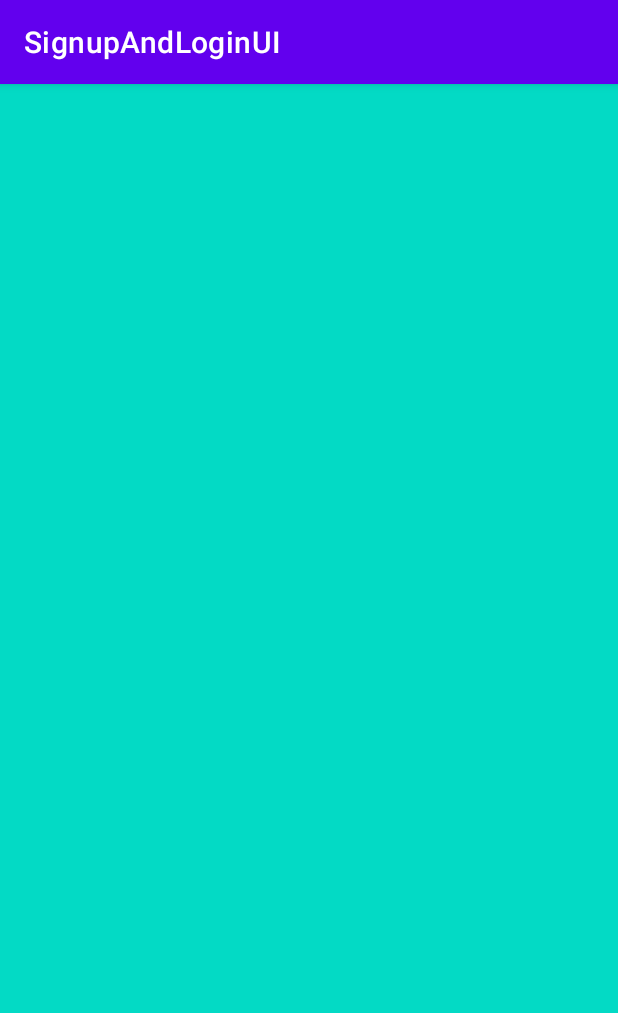
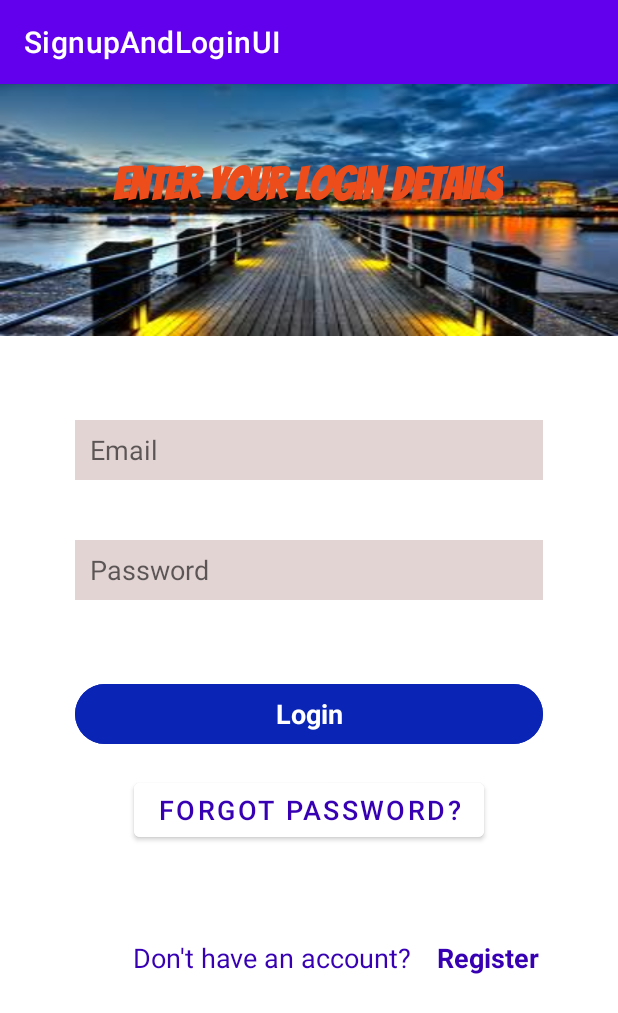
Before and after one commit to alfred-dev21/SignupAndLoginUI, an Android app: the SignInActivity screen opened directly, with no data from a screen before it, on a phone screen of 412 x 824 dp. Shown: the top 1013 px of the screen. Run offline under Robolectric (Android 15) with nearby library versions, the light colour scheme and no system bars.

Commit message:
designed a simple login ui without any responsiveness of components.

```diff
--- a/app/src/main/res/layout/activity_sign_in.xml
+++ b/app/src/main/res/layout/activity_sign_in.xml
@@ -4,7 +4,120 @@
     xmlns:tools="http://schemas.android.com/tools"
     android:layout_width="match_parent"
     android:layout_height="match_parent"
-    tools:context=".login.SignInActivity"
-    android:background="@color/teal_200">
+    tools:context=".login.SignInActivity">
+
+    <ImageView
+        android:id="@+id/b12Image"
+        android:layout_width="match_parent"
+        android:layout_height="wrap_content"
+        android:scaleType="fitXY"
+        android:src="@drawable/background1"
+        app:layout_constraintEnd_toEndOf="parent"
+        app:layout_constraintHorizontal_bias="0.0"
+        app:layout_constraintStart_toStartOf="parent"
+        app:layout_constraintTop_toTopOf="parent" />
+
+    <TextView
+        android:layout_width="wrap_content"
+        android:layout_height="wrap_content"
+        android:layout_marginTop="16dp"
+        android:fontFamily="@font/bangers"
+        android:text="Enter your login details"
+        android:textColor="#EC4D1B"
+        android:textSize="30sp"
+        android:textStyle="bold"
+        app:layout_constraintBottom_toBottomOf="@+id/b12Image"
+        app:layout_constraintEnd_toEndOf="parent"
+        app:layout_constraintHorizontal_bias="0.496"
+        app:layout_constraintStart_toStartOf="@+id/b12Image"
+        app:layout_constraintTop_toTopOf="parent"
+        app:layout_constraintVertical_bias="0.191" />
+
+    <EditText
+        android:id="@+id/inputEmail"
+        android:layout_width="match_parent"
+        android:layout_marginHorizontal="50sp"
+        android:layout_height="40sp"
+        android:layout_marginTop="56dp"
+        android:background="#E3D4D4"
+        android:paddingLeft="10sp"
+        android:ems="10"
+        android:hint="Email"
+        android:inputType="textEmailAddress"
+        app:layout_constraintEnd_toEndOf="parent"
+        app:layout_constraintStart_toStartOf="parent"
+        app:layout_constraintTop_toBottomOf="@+id/b12Image" />
+
+    <EditText
+        android:id="@+id/inputPassword"
+        android:layout_width="match_parent"
+        android:layout_marginHorizontal="50sp"
+        android:layout_height="40sp"
+        android:layout_marginTop="40dp"
+        android:background="#E3D4D4"
+        android:paddingLeft="10sp"
+        android:ems="10"
+        android:hint="Password"
+        android:inputType="textPassword"
+        app:layout_constraintEnd_toEndOf="parent"
+        app:layout_constraintStart_toStartOf="parent"
+        app:layout_constraintTop_toBottomOf="@+id/inputEmail" />
+
+    <Button
+        android:id="@+id/button"
+        style="@style/Widget.Material3.Button"
+        android:layout_width="match_parent"
+        android:layout_height="wrap_content"
+        android:layout_marginHorizontal="50sp"
+        android:layout_marginTop="52dp"
+        android:backgroundTint="#0A24B5"
+        android:text="Login"
+        android:textSize="18sp"
+        android:textStyle="bold"
+        app:layout_constraintEnd_toEndOf="parent"
+        app:layout_constraintStart_toStartOf="parent"
+        app:layout_constraintTop_toBottomOf="@+id/inputPassword" />
+
+    <Button
+        android:id="@+id/forgotPassword"
+        android:layout_width="wrap_content"
+        android:layout_height="wrap_content"
+        android:layout_marginTop="16dp"
+        android:backgroundTint="@color/white"
+        android:text="Forgot Password?"
+        android:textColor="@color/purple_700"
+        android:textSize="18sp"
+        app:layout_constraintEnd_toEndOf="parent"
+        app:layout_constraintStart_toStartOf="parent"
+        app:layout_constraintTop_toBottomOf="@+id/button" />
+
+    <TextView
+        android:id="@+id/textView"
+        android:layout_width="wrap_content"
+        android:layout_height="wrap_content"
+        android:text="Don't have an account?"
+        android:textColor="@color/purple_700"
+        android:textSize="18sp"
+        app:layout_constraintBottom_toBottomOf="parent"
+        app:layout_constraintEnd_toStartOf="@+id/txtRegister"
+        app:layout_constraintHorizontal_bias="0.842"
+        app:layout_constraintStart_toStartOf="parent"
+        app:layout_constraintTop_toBottomOf="@+id/forgotPassword"
+        app:layout_constraintVertical_bias="0.264" />
+
+    <TextView
+        android:id="@+id/txtRegister"
+        android:layout_width="wrap_content"
+        android:layout_height="wrap_content"
+        android:text="Register"
+        android:textColor="@color/purple_700"
+        android:textSize="18sp"
+        android:textStyle="bold"
+        app:layout_constraintBottom_toBottomOf="@+id/textView"
+        app:layout_constraintEnd_toEndOf="parent"
+        app:layout_constraintHorizontal_bias="0.846"
+        app:layout_constraintStart_toStartOf="parent"
+        app:layout_constraintTop_toTopOf="@+id/textView"
+        app:layout_constraintVertical_bias="0.0" />
 
 </androidx.constraintlayout.widget.ConstraintLayout>
```
Also changed, not shown: app/src/main/res/font/bangers.ttf (added).
